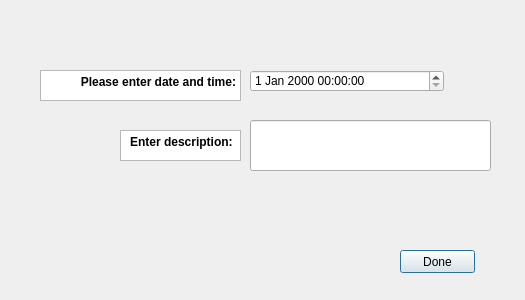
ecdev456/Nonogram-SE, file Project 3/createwindow.ui: the form before one commit.
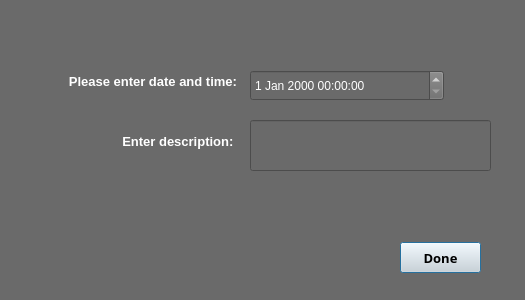
The form after the commit.

```diff
--- a/Project 3/createwindow.ui
+++ b/Project 3/createwindow.ui
@@ -13,15 +13,23 @@
   <property name="windowTitle">
    <string>Dialog</string>
   </property>
+  <property name="styleSheet">
+   <string notr="true">background-color: rgb(106, 106, 106);</string>
+  </property>
   <widget class="QDateTimeEdit" name="dateTimeEdit">
    <property name="geometry">
     <rect>
      <x>250</x>
      <y>70</y>
      <width>194</width>
-     <height>22</height>
+     <height>31</height>
     </rect>
    </property>
+   <property name="styleSheet">
+    <string notr="true">color: rgb(255, 255, 255);
+font: 12pt &quot;MS Shell Dlg 2&quot;;
+border-color: rgb(255, 255, 255);</string>
+   </property>
   </widget>
   <widget class="QTextEdit" name="textEdit">
    <property name="geometry">
@@ -32,12 +40,15 @@
      <height>31</height>
     </rect>
    </property>
+   <property name="frameShape">
+    <enum>QFrame::NoFrame</enum>
+   </property>
    <property name="html">
     <string>&lt;!DOCTYPE HTML PUBLIC &quot;-//W3C//DTD HTML 4.0//EN&quot; &quot;http://www.w3.org/TR/REC-html40/strict.dtd&quot;&gt;
 &lt;html&gt;&lt;head&gt;&lt;meta name=&quot;qrichtext&quot; content=&quot;1&quot; /&gt;&lt;style type=&quot;text/css&quot;&gt;
 p, li { white-space: pre-wrap; }
 &lt;/style&gt;&lt;/head&gt;&lt;body style=&quot; font-family:'MS Shell Dlg 2'; font-size:8.25pt; font-weight:400; font-style:normal;&quot;&gt;
-&lt;p align=&quot;right&quot; style=&quot; margin-top:0px; margin-bottom:0px; margin-left:0px; margin-right:0px; -qt-block-indent:0; text-indent:0px;&quot;&gt;&lt;span style=&quot; font-size:9pt; font-weight:600;&quot;&gt;Please enter date and time:&lt;/span&gt;&lt;/p&gt;&lt;/body&gt;&lt;/html&gt;</string>
+&lt;p align=&quot;right&quot; style=&quot; margin-top:0px; margin-bottom:0px; margin-left:0px; margin-right:0px; -qt-block-indent:0; text-indent:0px;&quot;&gt;&lt;span style=&quot; font-size:10pt; font-weight:600; color:#ffffff;&quot;&gt;Please enter date and time:&lt;/span&gt;&lt;/p&gt;&lt;/body&gt;&lt;/html&gt;</string>
    </property>
   </widget>
   <widget class="QLineEdit" name="lineEdit">
@@ -49,33 +60,51 @@
      <height>51</height>
     </rect>
    </property>
+   <property name="styleSheet">
+    <string notr="true">color: rgb(255, 255, 255);</string>
+   </property>
   </widget>
   <widget class="QTextEdit" name="textEdit_2">
    <property name="geometry">
     <rect>
-     <x>120</x>
+     <x>90</x>
      <y>130</y>
-     <width>121</width>
+     <width>151</width>
      <height>31</height>
     </rect>
    </property>
+   <property name="frameShape">
+    <enum>QFrame::NoFrame</enum>
+   </property>
    <property name="html">
     <string>&lt;!DOCTYPE HTML PUBLIC &quot;-//W3C//DTD HTML 4.0//EN&quot; &quot;http://www.w3.org/TR/REC-html40/strict.dtd&quot;&gt;
 &lt;html&gt;&lt;head&gt;&lt;meta name=&quot;qrichtext&quot; content=&quot;1&quot; /&gt;&lt;style type=&quot;text/css&quot;&gt;
 p, li { white-space: pre-wrap; }
 &lt;/style&gt;&lt;/head&gt;&lt;body style=&quot; font-family:'MS Shell Dlg 2'; font-size:8.25pt; font-weight:400; font-style:normal;&quot;&gt;
-&lt;p align=&quot;right&quot; style=&quot; margin-top:0px; margin-bottom:0px; margin-left:0px; margin-right:0px; -qt-block-indent:0; text-indent:0px;&quot;&gt;&lt;span style=&quot; font-size:9pt; font-weight:600;&quot;&gt;Enter description: &lt;/span&gt;&lt;/p&gt;&lt;/body&gt;&lt;/html&gt;</string>
+&lt;p align=&quot;right&quot; style=&quot; margin-top:0px; margin-bottom:0px; margin-left:0px; margin-right:0px; -qt-block-indent:0; text-indent:0px;&quot;&gt;&lt;span style=&quot; font-size:10pt; font-weight:600; color:#ffffff;&quot;&gt;Enter description: &lt;/span&gt;&lt;/p&gt;&lt;/body&gt;&lt;/html&gt;</string>
    </property>
   </widget>
   <widget class="QPushButton" name="pushButton">
    <property name="geometry">
     <rect>
      <x>400</x>
-     <y>250</y>
-     <width>75</width>
-     <height>23</height>
+     <y>242</y>
+     <width>81</width>
+     <height>31</height>
     </rect>
    </property>
+   <property name="font">
+    <font>
+     <family>Calisto MT</family>
+     <pointsize>10</pointsize>
+     <weight>75</weight>
+     <bold>true</bold>
+    </font>
+   </property>
+   <property name="styleSheet">
+    <string notr="true">background-color: rgb(220, 220, 220);
+border-color: rgb(255, 255, 255);</string>
+   </property>
    <property name="text">
     <string>Done</string>
    </property>
```
